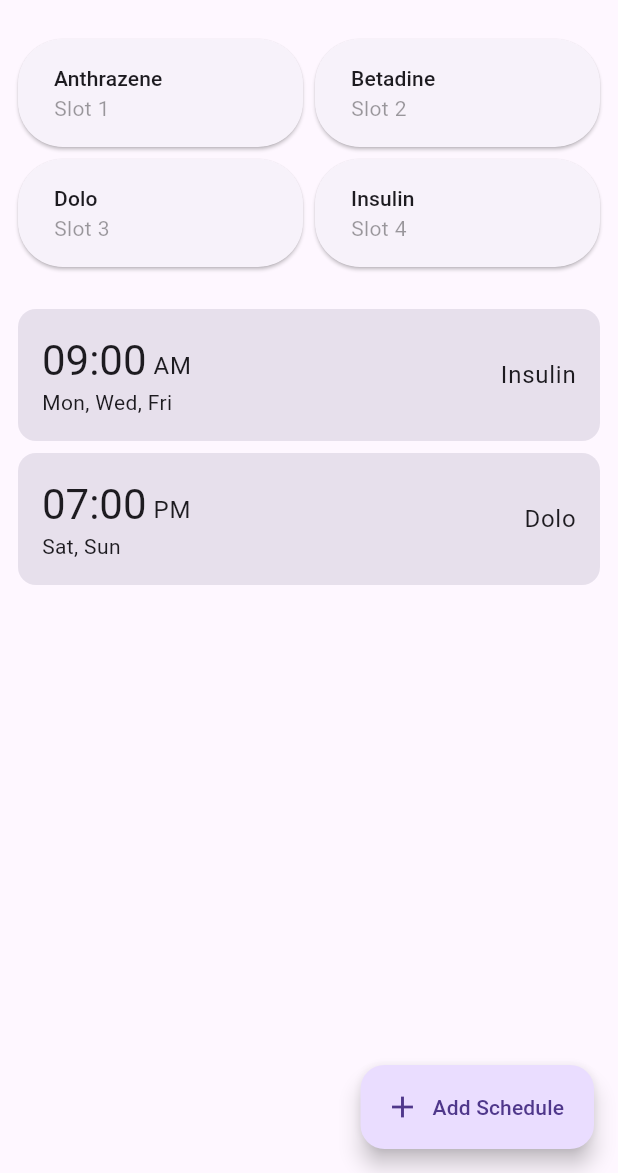
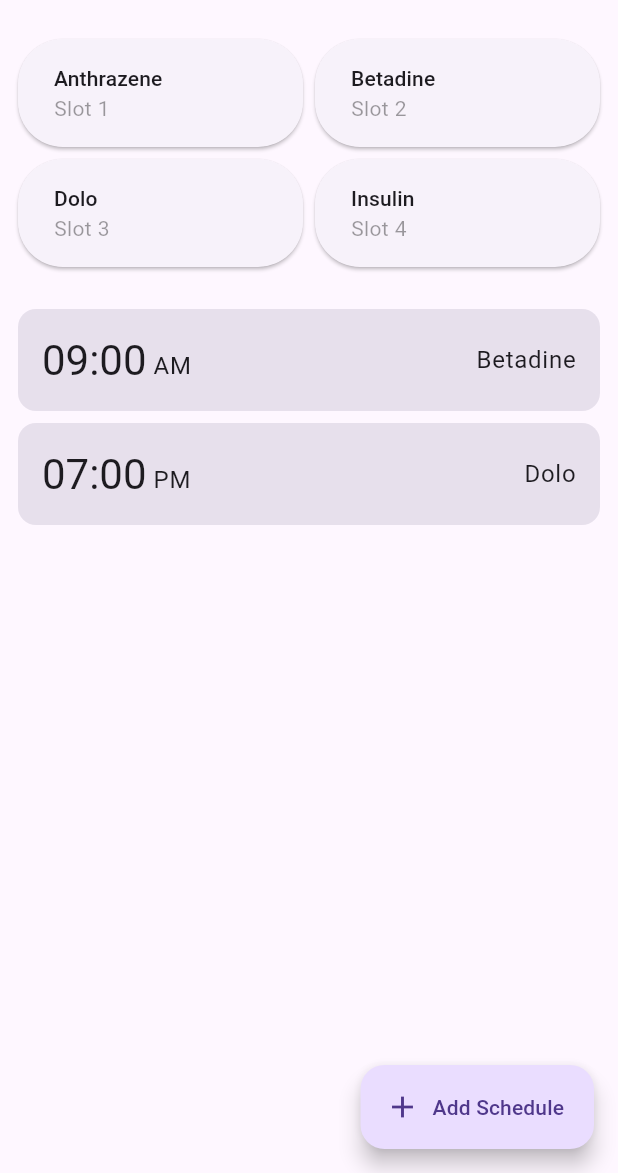
Before and after one commit to sudormrfbin/medis, a Flutter app: the screen it shows after launch, on a phone screen of 412 x 824 dp, the part 63-1236 px from its top. Run offline on Flutter 3.47's test engine with Material 2 defaults, Android fonts, the phone set to English and light mode, and no system bars; our stand-ins replace flutter_riverpod.

Commit message:
Use class objects

```diff
--- a/lib/pages/main.dart
+++ b/lib/pages/main.dart
@@ -21,6 +21,32 @@ String dayIntToString(int day) {
   throw 'Invalid date int';
 }
 
+class Slot {
+  final int id;
+  final String name;
+
+  Slot(this.id, this.name);
+}
+
+class Schedule {
+  final int slotId;
+  final TimeOfDay time;
+
+  Schedule(this.slotId, this.time);
+}
+
+final slots = [
+  Slot(1, 'Anthrazene'),
+  Slot(2, 'Betadine'),
+  Slot(3, 'Dolo'),
+  Slot(4, 'Insulin'),
+];
+
+final schedules = [
+  Schedule(1, const TimeOfDay(hour: 9, minute: 0)),
+  Schedule(2, const TimeOfDay(hour: 19, minute: 0)),
+];
+
 class MainPage extends StatelessWidget {
   const MainPage({super.key});
 
@@ -28,27 +54,23 @@ class MainPage extends StatelessWidget {
   Widget build(BuildContext context) {
     return Column(crossAxisAlignment: CrossAxisAlignment.stretch, children: [
       Row(children: [
-        buildPillCard(context, 'Anthrazene', 1),
-        buildPillCard(context, 'Betadine', 2),
+        buildPillCard(context, slots[0]),
+        buildPillCard(context, slots[1]),
       ]),
       Row(children: [
-        buildPillCard(context, 'Dolo', 3),
-        buildPillCard(context, 'Insulin', 4),
+        buildPillCard(context, slots[2]),
+        buildPillCard(context, slots[3]),
       ]),
       const SizedBox(height: 20),
-      buildScheduleTile(
-          context, const TimeOfDay(hour: 9, minute: 0), [1, 3, 5], 'Insulin'),
-      buildScheduleTile(
-          context, const TimeOfDay(hour: 19, minute: 0), [6, 7], 'Dolo'),
+      for (final schedule in schedules) buildScheduleTile(context, schedule),
     ]);
   }
 
   Widget buildScheduleTile(
     BuildContext context,
-    TimeOfDay time,
-    List<int> days,
-    String pillName,
+    Schedule schedule,
   ) {
+    final pillName = slots[schedule.slotId].name;
     return Card(
       elevation: 0,
       color: Theme.of(context).colorScheme.surfaceVariant,
@@ -56,25 +78,22 @@ class MainPage extends StatelessWidget {
         padding: const EdgeInsets.all(16.0),
         child: Row(
           children: [
-            Column(crossAxisAlignment: CrossAxisAlignment.start, children: [
             Row(
               textBaseline: TextBaseline.alphabetic,
               crossAxisAlignment: CrossAxisAlignment.baseline,
               children: [
                 Text(
-                    '${time.hourOfPeriod.toString().padLeft(2, '0')}:${time.minute.toString().padLeft(2, '0')}',
+                  '${schedule.time.hourOfPeriod.toString().padLeft(2, '0')}:${schedule.time.minute.toString().padLeft(2, '0')}',
                   // time.format(context),
                   // '09:00',
                   style: Theme.of(context).textTheme.headlineMedium,
                 ),
                 Text(
-                    time.period == DayPeriod.am ? ' AM' : ' PM',
+                  schedule.time.period == DayPeriod.am ? ' AM' : ' PM',
                   style: Theme.of(context).textTheme.bodyLarge,
                 ),
               ],
             ),
-              Text(days.map(dayIntToString).join(", ")),
-            ]),
             const Spacer(),
             Text(pillName, style: Theme.of(context).textTheme.bodyLarge)
           ],
@@ -83,12 +102,12 @@ class MainPage extends StatelessWidget {
     );
   }
 
-  Widget buildPillCard(BuildContext context, String name, int slot) {
+  Widget buildPillCard(BuildContext context, Slot slot) {
     return Expanded(
       child: buildCard(
         context,
-        title: name,
-        subtitle: 'Slot ${slot.toString()}',
+        title: slot.name,
+        subtitle: 'Slot ${slot.id.toString()}',
       ),
     );
   }
```
Lines whose indentation alone changed are shown as unchanged.
